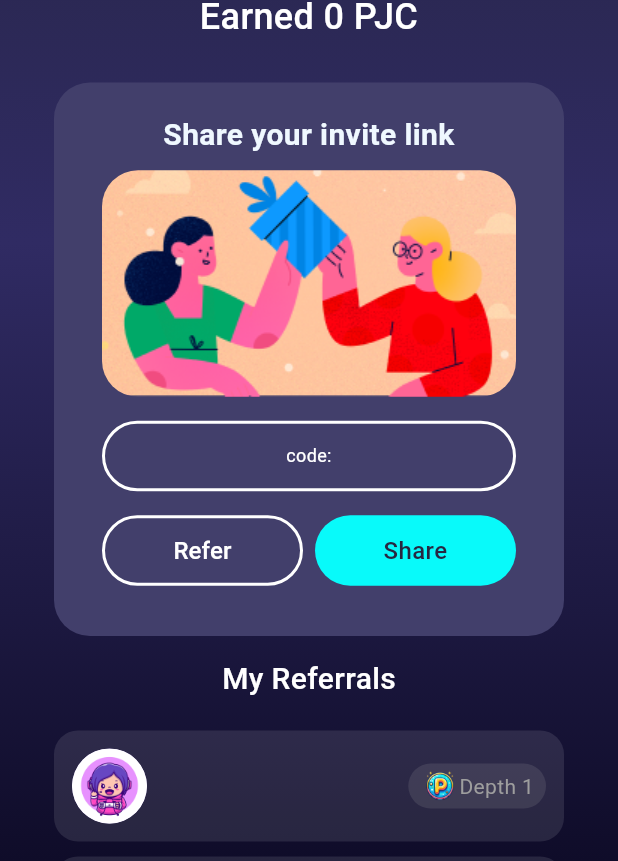
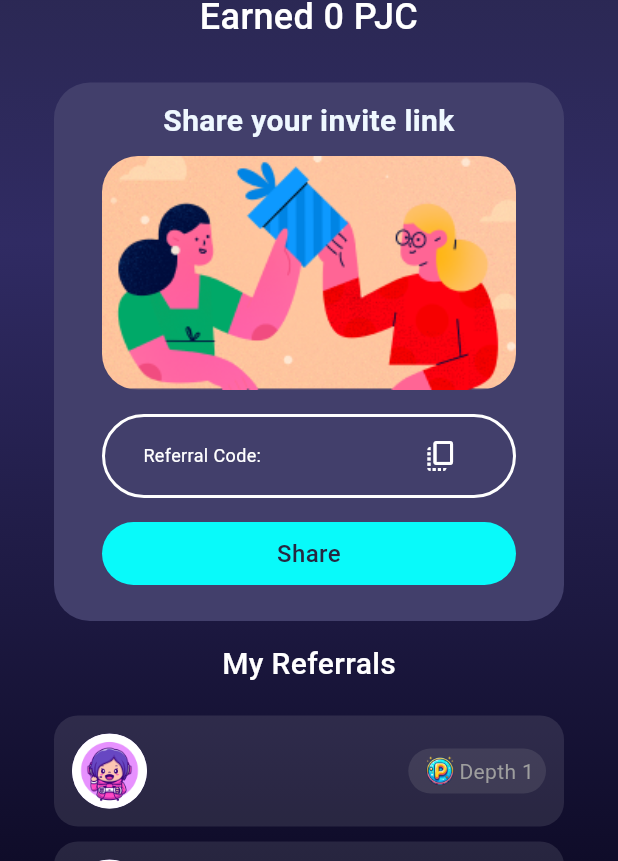
Before and after one commit to thatgroot/PayjamaApp, a Flutter app: the MyReferrals widget shown alone on an empty page, opened directly, on a phone screen of 412 x 824 dp, the part 375-1236 px from its top. Run offline on Flutter 3.47's test engine with Material 3 defaults, Android fonts, the phone set to English and light mode, and no system bars; our stand-ins replace app_links, cloud_firestore, firebase_core, hive, share_plus; missing offline and left inert: flame, flame_audio, pinenacl, solana; accounts and stored records are empty; Roboto replaces fonts that are missing (Outfit); statements that could not run were skipped.

Commit message:
code cleanup + bug fixes
- used provider for data fetching
- phantom wallet error on cancel

```diff
--- /dev/null
+++ b/lib/config.dart
@@ -0,0 +1,2 @@
+const String appUrl = "https://orionplus.io";
+const String deepLink = "pyjamaapp://connect";
--- a/lib/providers/providers.dart
+++ b/lib/providers/providers.dart
@@ -1,54 +1,80 @@
-import 'dart:developer';
-
 import 'package:flutter/material.dart';
+import 'package:pyjama_runner/services/firebase.dart';
 import 'package:pyjama_runner/services/referral.dart';
+import 'package:pyjama_runner/services/referral_tree.dart';
+import 'package:pyjama_runner/utils/hive.dart';
 import 'package:share_plus/share_plus.dart';
 
 class ReferralProvider extends ChangeNotifier {
   final ReferralSystem referralSystem = ReferralSystem();
   List<Map<String, dynamic>> _referrals = [];
-  String _referralCode = '';
-  int _totalEarnings = 0;
 
   List<Map<String, dynamic>> get referrals => _referrals;
-  String get referralCode => _referralCode;
-  int get totalEarnings => _totalEarnings;
 
   Future<void> loadReferralData(String userId) async {
-    // var userData = await referralSystem.getUserReferralData(userId);
-    var userData = {};
-
-    if (userData['referralCode'] == null) {
-      return;
-    }
-    _referralCode = userData['referralCode'];
-    log("referrals: $userData['referrals']");
-    _referrals = List<Map<String, dynamic>>.from(userData['referrals']);
-    _totalEarnings = userData['rewards'];
+    ReferralTree tree = ReferralTree();
+    _referrals = await tree.getReferrals(userId, 5);
     notifyListeners();
   }
 
-  Future<void> shareReferralCode() async {
-    await Share.share(
-        'Join Pyjama Runner using my referral code: $_referralCode');
+  Future<void> shareReferralCode(String code) async {
+    await Share.share('Join Pyjama Runner using my referral code: $code');
   }
 }
 
 class ReferralJoinProvider extends ChangeNotifier {
-  final ReferralSystem referralSystem = ReferralSystem();
   bool _isLoading = false;
   String _errorMessage = '';
+  String _code = '';
+  String _pubkey = '';
 
   bool get isLoading => _isLoading;
   String get errorMessage => _errorMessage;
+  String get referralCode => _code;
+  String get publicKey => _pubkey;
 
-  Future<bool> joinWithReferralCode(String userId, String referralCode) async {
+  /// Joins a user to the referral program using a referral code.
+  ///
+  /// Parameters:
+  ///   name (String): The name of the character to join.
+  ///   pubkey (String): The public key of the current user.
+  ///   by (String): The referral code to use.
+  ///
+  /// Returns:
+  ///   Future<bool>: A future that resolves to true if the join is successful, false otherwise.
+  Future<bool> joinWithReferralCode(
+      String name, String pubkey, String by) async {
     _isLoading = true;
     _errorMessage = '';
     notifyListeners();
 
     try {
-      await referralSystem.registerUser(userId, referralCode);
+      saveData("name", name);
+      final FirestoreService firestoreService = FirestoreService();
+
+      ReferralTree tree = ReferralTree();
+
+      String id = await tree.registerUser(name);
+
+      _code = id;
+      _pubkey = pubkey;
+
+      if (by.length > 1) {
+        await tree.addReferral(by, id);
+      }
+
+      var doc = await firestoreService.getDocument("info", pubkey);
+      if (!doc.exists) {
+        firestoreService.setDocument(
+          "info",
+          pubkey,
+          {
+            "name": name,
+            "pubkey": pubkey,
+            "id": id,
+          },
+        );
+      }
       _isLoading = false;
       notifyListeners();
       return true;
--- a/lib/screens/my_referrals.dart
+++ b/lib/screens/my_referrals.dart
@@ -6,7 +6,6 @@ import 'package:pyjama_runner/providers/phantom.dart';
 import 'package:pyjama_runner/screens/character_display_screen.dart';
 import 'package:pyjama_runner/providers/providers.dart';
 import 'package:pyjama_runner/services/firebase.dart';
-import 'package:pyjama_runner/services/referral_tree.dart';
 import 'package:pyjama_runner/utils/navigation.dart';
 import 'package:pyjama_runner/widgets/app/Wrapper.dart';
 import 'package:provider/provider.dart';
@@ -37,7 +36,7 @@ class _MyReferralsState extends State<MyReferrals> {
           await firestoreService.getDocument("info", walletProvider.publicKey!);
       return doc.get('id') as String;
     } catch (error) {
-      print("Error fetching document: $error");
+      log("Error fetching document: $error");
       return "";
     }
   }
@@ -48,20 +47,22 @@ class _MyReferralsState extends State<MyReferrals> {
       future: _fetchReferralCode(),
       builder: (context, snapshot) {
         if (snapshot.connectionState == ConnectionState.waiting) {
-          return const CircularProgressIndicator();
+          return Wrapper(
+            title: "My Referrals",
+            onBack: () => to(context, const CharacterDisplayScreen()),
+            child: const Center(
+              child: CircularProgressIndicator(),
+            ),
+          );
         } else if (snapshot.hasError) {
           return Text('Error: ${snapshot.error}');
         } else {
           final referralCode = snapshot.data ?? "";
-          return ChangeNotifierProvider(
-            create: (_) => ReferralProvider()..loadReferralData(widget.userId),
-            child: Wrapper(
+          return Wrapper(
             title: "My Referrals",
             onBack: () => to(context, const CharacterDisplayScreen()),
             child: SingleChildScrollView(
-                child:
-                    Container(child: _MyReferralsContent(code: referralCode)),
-              ),
+              child: _MyReferralsContent(code: referralCode),
             ),
           );
         }
@@ -75,18 +76,17 @@ class ShareInviteLinkCard extends StatelessWidget {
   final String code;
 
   const ShareInviteLinkCard({
-    Key? key,
+    super.key,
     required this.onShare,
     required this.code,
-  }) : super(key: key);
+  });
 
   @override
   Widget build(BuildContext context) {
     const double containerWidth = 352;
-    const double containerHeight = 369;
-    const double imageWidth = 279;
-    const double imageHeight = 151;
-    const double buttonHeight = 47;
+    const double imageWidth = 278;
+    const double imageHeight = 156;
+    const double buttonHeight = 42;
     const double borderRadius = 24.0;
     const double buttonBorderRadius = 40.0;
     const Color backgroundColor = Color(0xFF423F6B);
@@ -97,7 +97,6 @@ class ShareInviteLinkCard extends StatelessWidget {
 
     return Container(
       width: containerWidth,
-      height: containerHeight,
       padding: const EdgeInsets.symmetric(horizontal: 32, vertical: 24),
       decoration: BoxDecoration(
         color: backgroundColor,
@@ -143,15 +142,17 @@ class ShareInviteLinkCard extends StatelessWidget {
             },
             child: Container(
               width: 278,
-              height: buttonHeight,
-              padding: const EdgeInsets.symmetric(horizontal: 16, vertical: 8),
+              padding: const EdgeInsets.symmetric(horizontal: 24, vertical: 2),
               decoration: BoxDecoration(
                 border: Border.all(width: 2, color: buttonBorderColor),
                 borderRadius: BorderRadius.circular(buttonBorderRadius),
               ),
-              child: Center(
-                child: Text(
-                  "code: $code",
+              child: Row(
+                crossAxisAlignment: CrossAxisAlignment.center,
+                mainAxisAlignment: MainAxisAlignment.spaceBetween,
+                children: [
+                  Text(
+                    "Referral Code: $code",
                     textAlign: TextAlign.center,
                     style: const TextStyle(
                       color: Colors.white,
@@ -161,43 +162,28 @@ class ShareInviteLinkCard extends StatelessWidget {
                       height: 0.17,
                     ),
                   ),
+                  IconButton(
+                    hoverColor: Colors.black38,
+                    iconSize: 24.0,
+                    onPressed: () {
+                      Clipboard.setData(ClipboardData(text: code));
+                      ScaffoldMessenger.of(context).showSnackBar(
+                        const SnackBar(
+                          content: Text('Referral code copied to clipboard'),
+                        ),
+                      );
+                    },
+                    icon: const Icon(
+                      Icons.copy_all_outlined,
+                      color: Colors.white,
+                    ),
+                  )
+                ],
               ),
             ),
           ),
           const SizedBox(height: 16),
-          Row(
-            mainAxisAlignment: MainAxisAlignment.center,
-            children: [
-              Expanded(
-                child: Container(
-                  height: buttonHeight,
-                  padding:
-                      const EdgeInsets.symmetric(horizontal: 16, vertical: 8),
-                  decoration: BoxDecoration(
-                    border: Border.all(width: 2, color: buttonBorderColor),
-                    borderRadius: BorderRadius.circular(buttonBorderRadius),
-                  ),
-                  child: TextButton(
-                    onPressed: () {
-                      // Implement refer functionality
-                    },
-                    child: const Text(
-                      'Refer',
-                      textAlign: TextAlign.center,
-                      style: TextStyle(
-                        fontFamily: 'Outfit',
-                        fontWeight: FontWeight.w500,
-                        color: Colors.white,
-                        fontSize: 16,
-                        height: 0.09,
-                      ),
-                    ),
-                  ),
-                ),
-              ),
-              const SizedBox(width: 8),
-              Expanded(
-                child: GestureDetector(
+          GestureDetector(
             onTap: onShare,
             child: Container(
               height: buttonHeight,
@@ -220,9 +206,6 @@ class ShareInviteLinkCard extends StatelessWidget {
               ),
             ),
           ),
-              ),
-            ],
-          ),
         ],
       ),
     );
@@ -238,24 +221,16 @@ class _MyReferralsContent extends StatefulWidget {
 }
 
 class _MyReferralsContentState extends State<_MyReferralsContent> {
-  List<Map<String, dynamic>> referrals = [];
-
   @override
   void initState() {
-    _loadReferrals();
     super.initState();
-  }
 
-  void _loadReferrals() async {
-    ReferralTree tree = ReferralTree();
-    List<Map<String, dynamic>> loadedReferrals =
-        await tree.getReferrals(widget.code, 5);
-    if (mounted) {
-      setState(() {
-        log(loadedReferrals.toString());
-        referrals = loadedReferrals;
+    // Load referral data once when the widget is initialized
+    WidgetsBinding.instance.addPostFrameCallback((_) {
+      final referralProvider =
+          Provider.of<ReferralProvider>(context, listen: false);
+      referralProvider.loadReferralData(widget.code);
     });
-    }
   }
 
   @override
@@ -268,7 +243,7 @@ class _MyReferralsContentState extends State<_MyReferralsContent> {
             child: Column(
               crossAxisAlignment: CrossAxisAlignment.center,
               children: [
-                EarnMorePJCCard(totalEarnings: referralProvider.totalEarnings),
+                const EarnMorePJCCard(totalEarnings: 0),
                 const SizedBox(height: 32),
                 ShareInviteLinkCard(
                   onShare: () async {
@@ -290,7 +265,7 @@ class _MyReferralsContentState extends State<_MyReferralsContent> {
                 ),
                 const SizedBox(height: 24),
                 Column(
-                  children: referrals
+                  children: referralProvider.referrals
                       .map((referral) => Padding(
                             padding: const EdgeInsets.only(bottom: 10),
                             child: ReferralTile(
--- a/lib/screens/wallet_connect.dart
+++ b/lib/screens/wallet_connect.dart
@@ -1,5 +1,4 @@
 import 'package:flutter/material.dart';
-import 'package:pyjama_runner/screens/welcome_screen.dart';
 import 'package:pyjama_runner/utils/phantom_connect.dart';
 import 'package:url_launcher/url_launcher.dart';
 
--- a/lib/services/link_services.dart
+++ b/lib/services/link_services.dart
@@ -12,9 +12,7 @@ class LinkServices {
   static init() async {
     try {
       AppLinks appLinks = AppLinks();
-
       appLinks.uriLinkStream.listen((uri) {
-        log('onAppLink: $uri');
         uniHandler(uri);
       });
     } on PlatformException catch (e) {
@@ -27,9 +25,7 @@ class LinkServices {
   static uniHandler(Uri? uri) {
     log("uri: $uri", name: "UniServices");
     if (uri == null || uri.queryParameters.isEmpty) return;
-    Map<String, String> params = uri.queryParameters;
-    String code = params['code'] ?? "";
-    log("code: $code", name: "UniServices");
+    // Map<String, String> params = uri.queryParameters;
 
     if (ContextUtility.context == null) return; // Exit if the context is null
 
--- a/lib/services/referral.dart
+++ b/lib/services/referral.dart
@@ -1,7 +1,5 @@
-import 'dart:developer' as dev;
 import 'dart:math';
 
-import 'package:cloud_firestore/cloud_firestore.dart';
 import 'package:pyjama_runner/services/firebase.dart';
 
 class ReferralSystem {
@@ -17,13 +15,13 @@ class ReferralSystem {
   }
 
   // Register a new user with a referral code
-  Future<void> registerUser(String? by_code, String newId) async {
+  Future<void> registerUser(String? byCode, String newId) async {
     String newReferralCode = generateReferralCode();
 
     Map<String, dynamic> userData = {
       'userId': newId,
       'referralCode': newReferralCode,
-      'referredBy': by_code,
+      'referredBy': byCode,
       'referrals': [],
       'rewards': 0,
     };
--- a/lib/services/referral_tree.dart
+++ b/lib/services/referral_tree.dart
@@ -3,6 +3,7 @@ import 'dart:collection';
 import 'package:cloud_firestore/cloud_firestore.dart';
 import 'dart:convert';
 import 'dart:math';
+import 'dart:developer' as dev;
 import 'package:crypto/crypto.dart';
 
 class ReferralTree {
@@ -62,7 +63,7 @@ class ReferralTree {
   }
 
   Future<String> addReferral(String by, String myRefCode) async {
-    print("by $by");
+    dev.log("by $by");
 
     var docSnapshot = await _firestore.collection('users').doc(by).get();
     if (!docSnapshot.exists) {
@@ -115,7 +116,7 @@ class ReferralTree {
 
         for (var doc in invitedUsersSnapshot.docs) {
           String name = doc.get("characterName");
-          print("name is $name");
+          dev.log("name is $name");
           referrals.add({
             "id": doc.id,
             'userId': currentUser,
@@ -133,9 +134,9 @@ class ReferralTree {
 
   Future<void> printReferrals(String user, int maxDepth) async {
     List<Map<String, dynamic>> referrals = await getReferrals(user, maxDepth);
-    print("Referrals for $user up to depth $maxDepth:");
+    dev.log("Referrals for $user up to depth $maxDepth:");
     for (var referral in referrals) {
-      print("User: ${referral['userId']}, Level: ${referral['level']}");
+      dev.log("User: ${referral['userId']}, Level: ${referral['level']}");
     }
   }
 }
--- a/lib/utils/phantom_connect.dart
+++ b/lib/utils/phantom_connect.dart
@@ -2,7 +2,6 @@ import 'dart:convert';
 import 'dart:developer';
 import 'package:pinenacl/digests.dart';
 import 'package:pinenacl/x25519.dart';
-import 'package:pinenacl/tweetnacl.dart';
 import 'package:pyjama_runner/utils/hive.dart';
 import 'package:solana/base58.dart';
 import 'package:solana/solana.dart';
```
Also changed, not shown: lib/main.dart (+12 -13 lines), lib/screens/join_with_referral.dart (deleted, +0 -152 lines), lib/screens/welcome_screen.dart (+29 -6 lines), lib/widgets/app/side_bar.dart (+0 -16 lines). Lines whose indentation alone changed are shown as unchanged.
